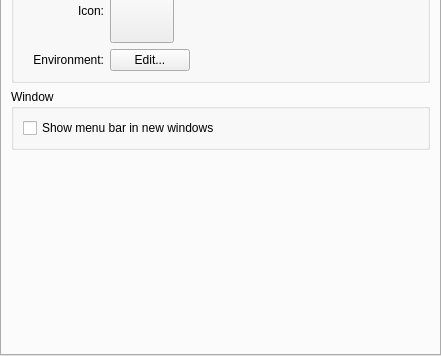
First picture: the form in src/EditProfileDialog.ui, repository Hithy/konsole, before the edit; both pictures show x 0 to 441 and y 195 to 551 of the 441 by 551 pixel window.
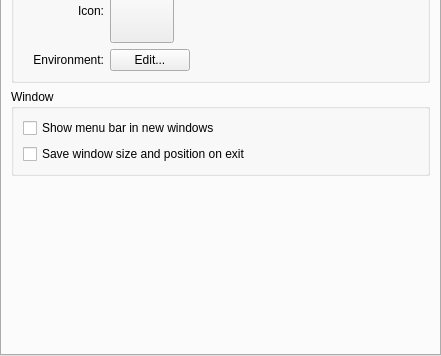
Second picture: the form after the edit. Custom widgets are drawn as their Qt base class.

```diff
--- a/src/EditProfileDialog.ui
+++ b/src/EditProfileDialog.ui
@@ -221,6 +221,22 @@
             </property>
            </widget>
           </item>
+          <item>
+           <widget class="QCheckBox" name="saveGeometryOnExitButton">
+            <property name="sizePolicy">
+             <sizepolicy hsizetype="Expanding" vsizetype="Fixed">
+              <horstretch>0</horstretch>
+              <verstretch>0</verstretch>
+             </sizepolicy>
+            </property>
+            <property name="toolTip">
+             <string>Set the window size and position for this profile when exiting</string>
+            </property>
+            <property name="text">
+             <string>Save window size and position on exit</string>
+            </property>
+           </widget>
+          </item>
          </layout>
         </widget>
        </item>
```
